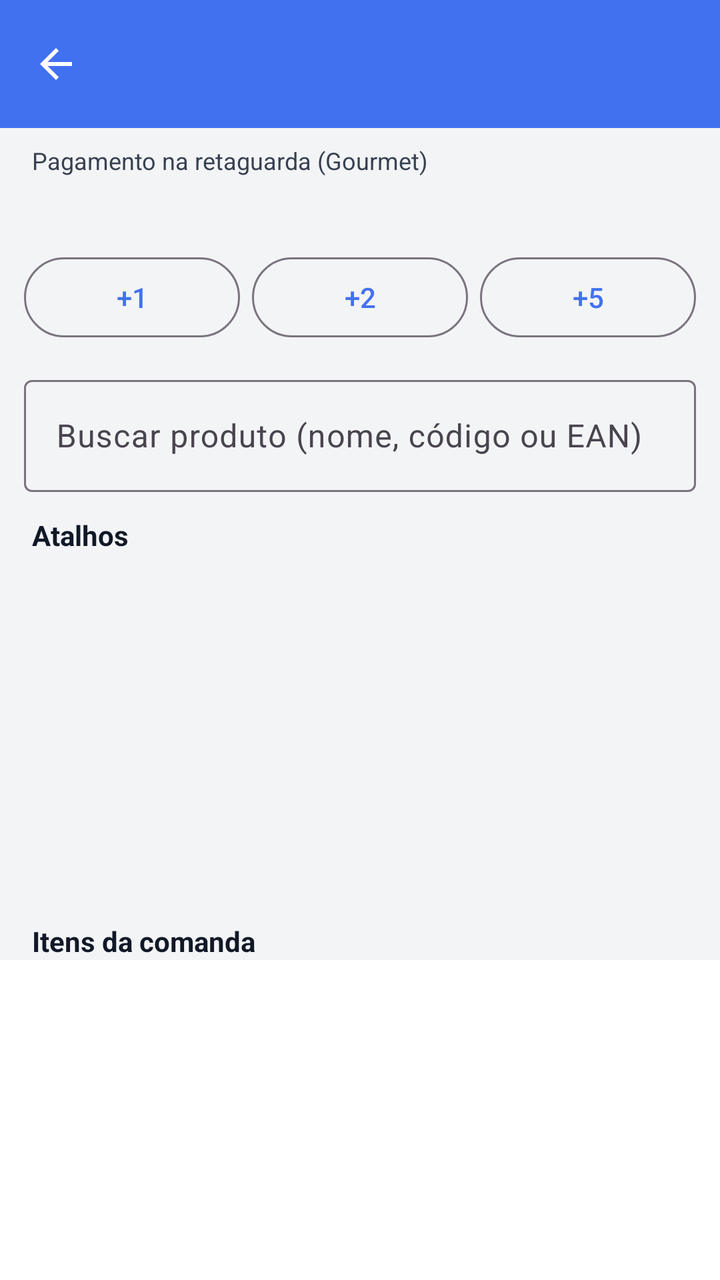
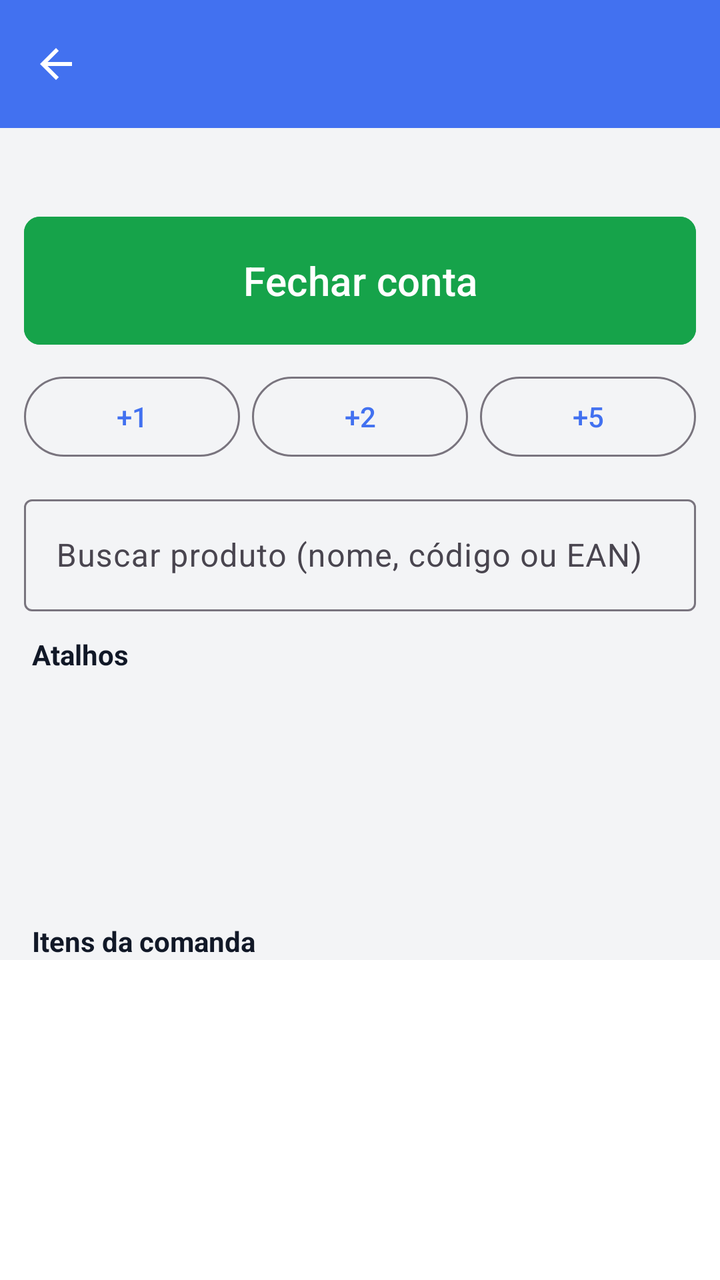

The first picture is an Android layout as it rendered before a commit; the second is the same layout after the commit. The layout source and the unified diff follow.
<!-- AndroidManifest.xml: application theme Theme.POSmaisgestao -->
<!-- res/layout/activity_conta_mesa.xml -->
<?xml version="1.0" encoding="utf-8"?>
<LinearLayout xmlns:android="http://schemas.android.com/apk/res/android"
    xmlns:app="http://schemas.android.com/apk/res-auto"
    android:layout_width="match_parent"
    android:layout_height="match_parent"
    android:background="@color/surface"
    android:orientation="vertical">

    <com.google.android.material.appbar.MaterialToolbar
        android:id="@+id/toolbarConta"
        android:layout_width="match_parent"
        android:layout_height="?attr/actionBarSize"
        android:background="@color/primary"
        android:theme="@style/ThemeOverlay.Material3.Dark.ActionBar"
        app:navigationIcon="?attr/homeAsUpIndicator"
        app:titleTextColor="@color/white" />

    <TextView
        android:layout_width="match_parent"
        android:layout_height="wrap_content"
        android:paddingHorizontal="16dp"
        android:paddingTop="8dp"
        android:text="@string/fechar_na_retaguarda"
        android:textColor="@color/muted_foreground"
        android:textSize="12sp" />

    <TextView
        android:id="@+id/txtTotalConta"
        android:layout_width="match_parent"
        android:layout_height="wrap_content"
        android:paddingHorizontal="16dp"
        android:paddingTop="4dp"
        android:textStyle="bold"
        android:textSize="18sp" />

    <LinearLayout
        android:layout_width="match_parent"
        android:layout_height="wrap_content"
        android:gravity="center"
        android:orientation="horizontal"
        android:paddingHorizontal="12dp"
        android:paddingTop="8dp">

        <com.google.android.material.button.MaterialButton
            android:id="@+id/btnQty1"
            style="@style/Widget.Material3.Button.OutlinedButton"
            android:layout_width="0dp"
            android:layout_height="wrap_content"
            android:layout_marginEnd="6dp"
            android:layout_weight="1"
            android:text="@string/qty_mais_1" />

        <com.google.android.material.button.MaterialButton
            android:id="@+id/btnQty2"
            style="@style/Widget.Material3.Button.OutlinedButton"
            android:layout_width="0dp"
            android:layout_height="wrap_content"
            android:layout_marginEnd="6dp"
            android:layout_weight="1"
            android:text="@string/qty_mais_2" />

        <com.google.android.material.button.MaterialButton
            android:id="@+id/btnQty5"
            style="@style/Widget.Material3.Button.OutlinedButton"
            android:layout_width="0dp"
            android:layout_height="wrap_content"
            android:layout_weight="1"
            android:text="@string/qty_mais_5" />
    </LinearLayout>

    <com.google.android.material.textfield.TextInputLayout
        android:layout_width="match_parent"
        android:layout_height="wrap_content"
        android:layout_margin="12dp"
        android:hint="@string/buscar_produto">

        <com.google.android.material.textfield.TextInputEditText
            android:id="@+id/inputBuscaConta"
            android:layout_width="match_parent"
            android:layout_height="wrap_content"
            android:imeOptions="actionSearch"
            android:inputType="text"
            android:minHeight="56dp" />
    </com.google.android.material.textfield.TextInputLayout>

    <TextView
        android:id="@+id/lblSecaoConta"
        android:layout_width="match_parent"
        android:layout_height="wrap_content"
        android:paddingHorizontal="16dp"
        android:text="@string/atalhos"
        android:textStyle="bold" />

    <androidx.recyclerview.widget.RecyclerView
        android:id="@+id/listaProdutosConta"
        android:layout_width="match_parent"
        android:layout_height="0dp"
        android:layout_weight="1"
        android:clipToPadding="false"
        android:paddingHorizontal="8dp" />

    <TextView
        android:layout_width="match_parent"
        android:layout_height="wrap_content"
        android:paddingHorizontal="16dp"
        android:paddingTop="8dp"
        android:text="@string/itens_comanda"
        android:textStyle="bold" />

    <ProgressBar
        android:id="@+id/progressConta"
        android:layout_width="wrap_content"
        android:layout_height="wrap_content"
        android:layout_gravity="center_horizontal"
        android:visibility="gone" />

    <androidx.recyclerview.widget.RecyclerView
        android:id="@+id/listaItensConta"
        android:layout_width="match_parent"
        android:layout_height="160dp"
        android:background="@color/background"
        android:padding="8dp" />
</LinearLayout>
<!-- resources referenced by this layout -->
<resources>
  <color name="background">#FFFFFF</color>
  <color name="muted_foreground">#374151</color>
  <color name="primary">#4271F0</color>
  <color name="surface">#F3F4F6</color>
  <color name="white">#FFFFFFFF</color>
  <string name="atalhos">Atalhos</string>
  <string name="buscar_produto">Buscar produto (nome, código ou EAN)</string>
  <string name="fechar_na_retaguarda">Pagamento na retaguarda (Gourmet)</string>
  <string name="itens_comanda">Itens da comanda</string>
  <string name="qty_mais_1">+1</string>
  <string name="qty_mais_2">+2</string>
  <string name="qty_mais_5">+5</string>
  <style name="Theme.POSmaisgestao" parent="Base.Theme.POSmaisgestao" />
  <style name="Base.Theme.POSmaisgestao" parent="Theme.Material3.Light.NoActionBar">
          <item name="colorPrimary">@color/primary</item>
          <item name="colorPrimaryDark">@color/primary_dark</item>
          <item name="colorSecondary">@color/accent</item>
          <item name="colorOnPrimary">@color/primary_foreground</item>
          <item name="colorOnSurface">@color/foreground</item>
          <item name="colorOnBackground">@color/foreground</item>
          <item name="android:statusBarColor">@color/primary_dark</item>
          <item name="android:windowBackground">@color/surface</item>
          <item name="android:colorBackground">@color/background</item>
          <item name="android:textColorPrimary">@color/foreground</item>
          <item name="android:textColorSecondary">@color/muted_foreground</item>
          <item name="android:textColor">@color/foreground</item>
          <item name="android:textColorHint">@color/muted_foreground</item>
      </style>
  <color name="primary_dark">#0B42DA</color>
  <color name="accent">#D0D9F1</color>
  <color name="primary_foreground">#FFFFFF</color>
  <color name="foreground">#111827</color>
</resources>

<!-- the commit's change to res/layout/activity_conta_mesa.xml (unified diff, before → after) -->
@@ -16,22 +16,24 @@
         app:titleTextColor="@color/white" />
 
     <TextView
+        android:id="@+id/txtTotalConta"
         android:layout_width="match_parent"
         android:layout_height="wrap_content"
         android:paddingHorizontal="16dp"
         android:paddingTop="8dp"
-        android:text="@string/fechar_na_retaguarda"
-        android:textColor="@color/muted_foreground"
-        android:textSize="12sp" />
+        android:textColor="@color/foreground"
+        android:textStyle="bold"
+        android:textSize="18sp" />
 
-    <TextView
-        android:id="@+id/txtTotalConta"
+    <com.google.android.material.button.MaterialButton
+        android:id="@+id/btnFecharConta"
+        style="@style/PosBigButton"
         android:layout_width="match_parent"
         android:layout_height="wrap_content"
-        android:paddingHorizontal="16dp"
-        android:paddingTop="4dp"
-        android:textStyle="bold"
-        android:textSize="18sp" />
+        android:layout_marginHorizontal="12dp"
+        android:layout_marginTop="8dp"
+        android:backgroundTint="@color/dinheiro"
+        android:text="@string/fechar_conta" />
 
     <LinearLayout
         android:layout_width="match_parent"
<!-- resource entries referenced after the edit -->
@@ -1,17 +1,26 @@
 <!-- resources referenced by this layout -->
 <resources>
   <color name="background">#FFFFFF</color>
+  <color name="dinheiro">#16A34A</color>
   <color name="muted_foreground">#374151</color>
   <color name="primary">#4271F0</color>
   <color name="surface">#F3F4F6</color>
   <color name="white">#FFFFFFFF</color>
   <string name="atalhos">Atalhos</string>
   <string name="buscar_produto">Buscar produto (nome, código ou EAN)</string>
-  <string name="fechar_na_retaguarda">Pagamento na retaguarda (Gourmet)</string>
+  <string name="fechar_conta">Fechar conta</string>
   <string name="itens_comanda">Itens da comanda</string>
   <string name="qty_mais_1">+1</string>
   <string name="qty_mais_2">+2</string>
   <string name="qty_mais_5">+5</string>
+  <style name="PosBigButton" parent="Widget.Material3.Button">
+          <item name="android:minHeight">72dp</item>
+          <item name="android:textSize">20sp</item>
+          <item name="android:textAllCaps">false</item>
+          <item name="cornerRadius">8dp</item>
+          <item name="backgroundTint">@color/primary</item>
+          <item name="android:textColor">@color/primary_foreground</item>
+      </style>
   <style name="Theme.POSmaisgestao" parent="Base.Theme.POSmaisgestao" />
   <style name="Base.Theme.POSmaisgestao" parent="Theme.Material3.Light.NoActionBar">
           <item name="colorPrimary">@color/primary</item>
